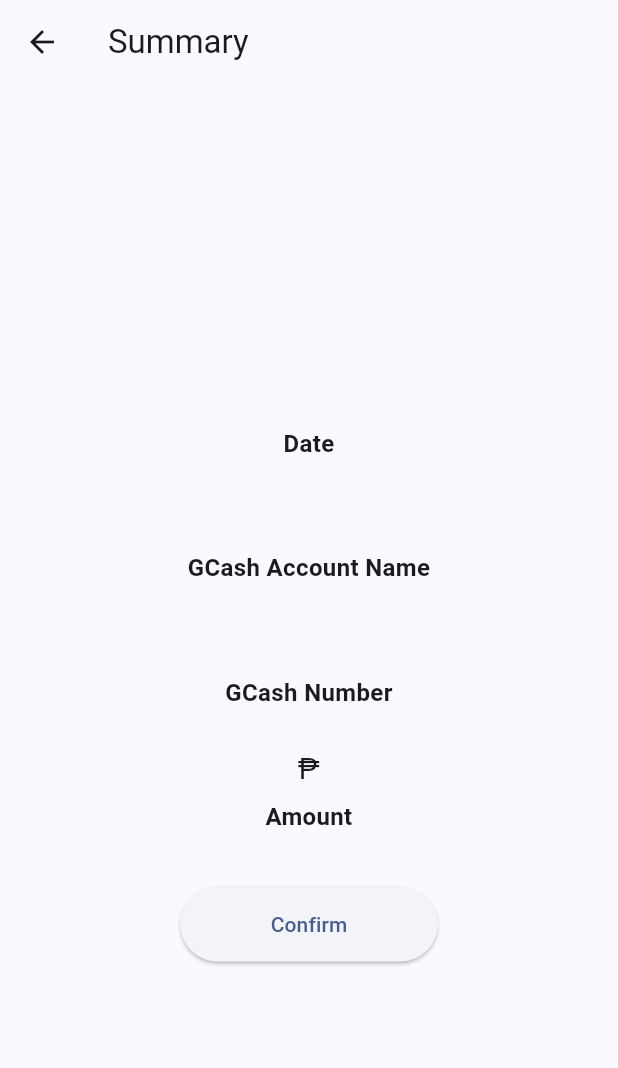
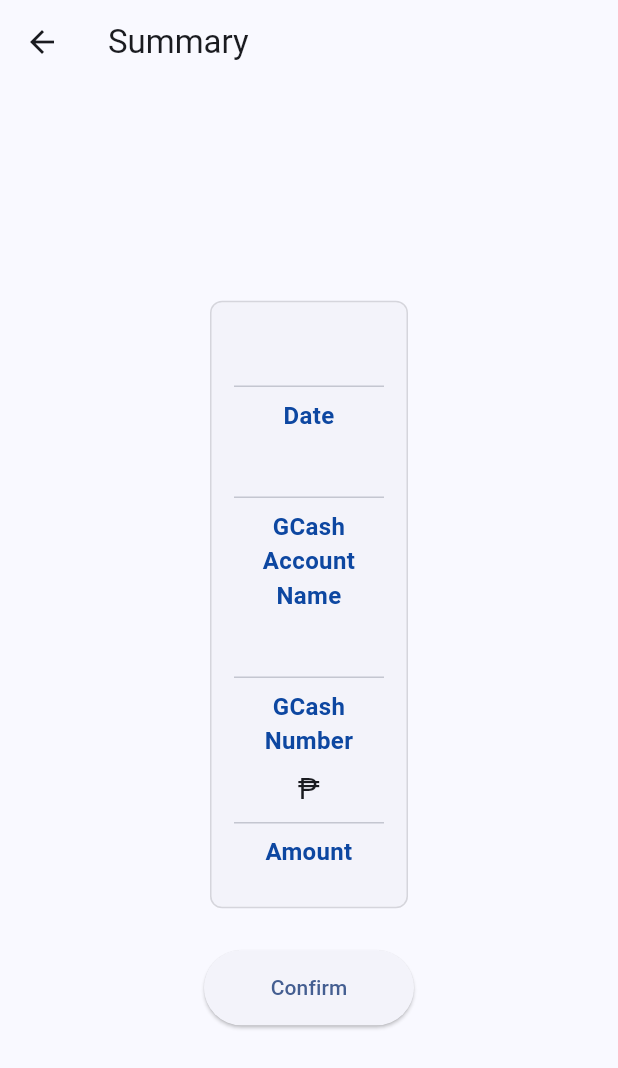
Before and after one commit to makyrugant/GCash_logging_flutter, a Flutter app: the CashInSummaryScreen screen opened directly with empty values, on a phone screen of 412 x 824 dp. Shown: the top 1068 px of the screen. Run offline on Flutter 3.47's test engine with Material 3 defaults, Android fonts, the phone set to English and light mode, and no system bars.

Commit message:
minor fix, and unfinnished addition

```diff
--- a/lib/cash_in_screen/cash_in_B.dart
+++ b/lib/cash_in_screen/cash_in_B.dart
@@ -23,34 +23,44 @@
           padding: const EdgeInsets.all(20),
           child: Padding(
             padding: const EdgeInsets.symmetric(horizontal: 100.0),
+            child: Padding(
+              padding: const EdgeInsets.all(16),
               child: Column(
-              crossAxisAlignment: CrossAxisAlignment.center,
+                crossAxisAlignment: CrossAxisAlignment.stretch,
                 children: [
-                const SizedBox(height: 10),
+                  Card(
+                    elevation: 0,
+                    shape: RoundedRectangleBorder(
+                      borderRadius: BorderRadius.circular(8),
+                      side: const BorderSide(color: Colors.black12),
+                    ),
+                    child: Padding(
+                      padding: const EdgeInsets.symmetric(
+                        vertical: 20,
+                        horizontal: 16,
+                      ),
+                      child: Column(
+                        children: [
+                          _buildLabelValue('Date', date),
+                          _buildLabelValue('GCash Account Name', accountName),
+                          _buildLabelValue('GCash Number', gcashNumber),
+                          _buildLabelValue('Amount', '₱ $amount'),
+                        ],
+                      ),
+                    ),
+                  ),
 
-                _buildLabelValue('Date', date),
-                const SizedBox(height: 25),
-
-                _buildLabelValue('GCash Account Name', accountName),
-                const SizedBox(height: 25),
-
-                _buildLabelValue('GCash Number', gcashNumber),
-                const SizedBox(height: 25),
-
-                _buildLabelValue('Amount', "₱ $amount"),
-                const SizedBox(height: 35),
+                  const SizedBox(height: 24),
 
                   SizedBox(
-                  width: double.infinity,
                     height: 50,
                     child: ElevatedButton(
-                    onPressed: () {
-                      Navigator.pop(context);
-                    },
+                      onPressed: () => Navigator.pop(context),
                       child: const Text('Confirm'),
                     ),
                   ),
                 ],
+              ),
             ),
           ),
         ),
@@ -67,12 +77,19 @@
           style: const TextStyle(fontSize: 20),
           textAlign: TextAlign.center,
         ),
-        const SizedBox(height: 6),
+        const Divider(),
+
         Text(
           label,
-          style: const TextStyle(fontSize: 16, fontWeight: FontWeight.w600),
+          style: TextStyle(
+            fontSize: 16,
+            fontWeight: FontWeight.w600,
+            color: Colors.blue[900],
+          ),
           textAlign: TextAlign.center,
         ),
+
+        const SizedBox(height: 6),
       ],
     );
   }
--- a/lib/cash_out_screens/cash_out_A.dart
+++ b/lib/cash_out_screens/cash_out_A.dart
@@ -98,9 +98,8 @@
                         GcashRefFormatter(),
                       ],
                       onTap: () {
-                        // Ensure it starts with "09" even before typing
                         if (outnumberController.text.isEmpty) {
-                          outnumberController.text = '09';
+                          outnumberController.text = '';
                           outnumberController.selection =
                               TextSelection.fromPosition(
                                 TextPosition(
@@ -112,8 +111,8 @@
                       validator: (value) {
                         final raw =
                             value?.replaceAll(RegExp(r'[^0-9]'), '') ?? '';
-                        if (raw.length != 11) {
-                          return 'Enter an 11-digit number';
+                        if (raw.length < 13) {
+                          return 'Enter an 13-digit number';
                         }
                         return null;
                       },
```
Also changed, not shown: lib/cash_out_screens/cash_out_B.dart (added). Lines whose indentation alone changed are shown as unchanged.
